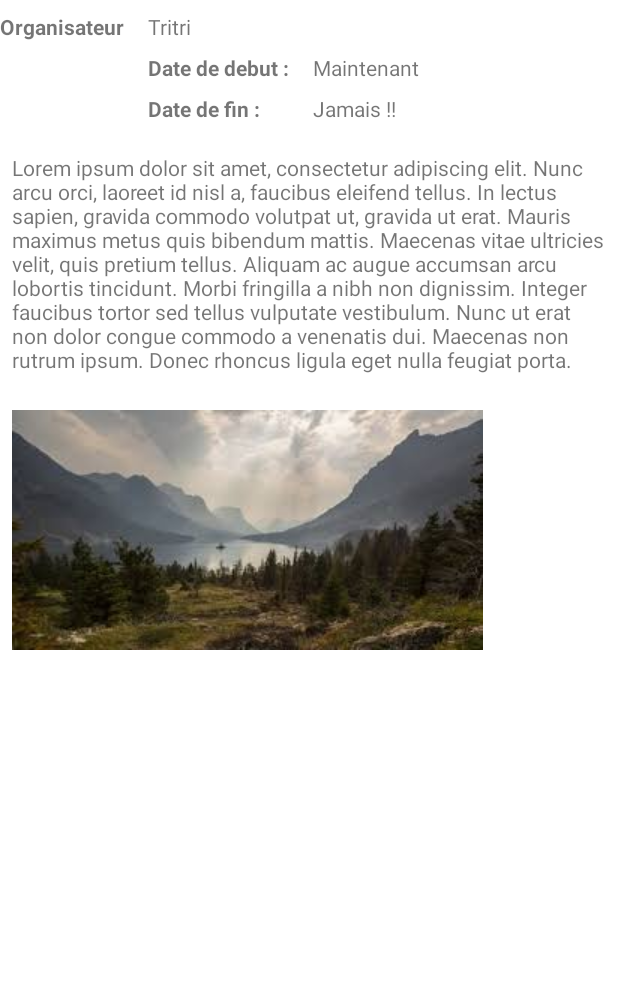
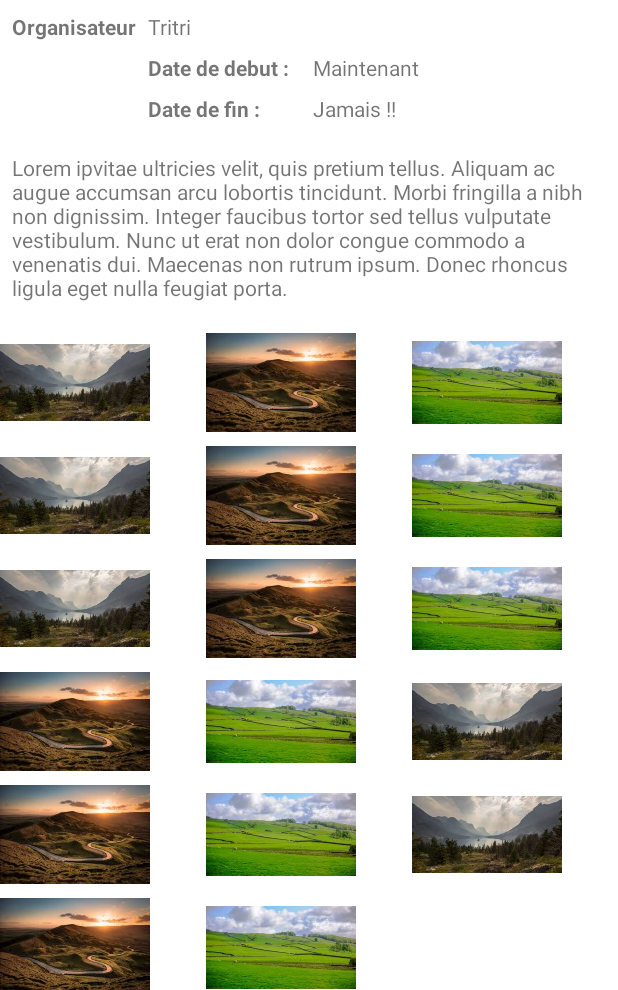
Before and after one commit to barb-n-co/event-moi-ca, an Android app: the DetailEventFragment screen opened directly, with no data from a screen before it, on a phone screen of 412 x 824 dp, the part 246-1236 px from its top. Run offline under Robolectric (Android 15) with nearby library versions, the phone set to English and light mode, and no system bars; our stand-ins replace Firebase (no records; nobody signed in at launch, a user with empty details on screens opened directly), RxJava, Timber; libraries missing offline, so code that uses them is left out: org.kodein.di.

Commit message:
fix(DetailEvent): use RV instead of listview, working like a charm

```diff
--- a/app/src/main/java/com/example/event_app/adapter/CustomAdapter.kt
+++ b/app/src/main/java/com/example/event_app/adapter/CustomAdapter.kt
@@ -1,57 +1,30 @@
 package com.example.event_app.adapter
 
-import android.app.Activity
-import android.content.Context
 import android.view.LayoutInflater
 import android.view.View
 import android.view.ViewGroup
-import android.widget.BaseAdapter
 import android.widget.ImageView
-import android.widget.TextView
-import androidx.fragment.app.Fragment
+import androidx.recyclerview.widget.RecyclerView
 import com.example.event_app.R
-import com.example.event_app.ui.fragment.DetailEventFragment
-import kotlinx.android.synthetic.main.list_pic_event.*
 
-class CustomAdapter (private val context: Context, private val imageIdList: Array<Int>)
-    : BaseAdapter() {
+class CustomAdapter (private val imageIdList: Array<Int>) : RecyclerView.Adapter<CustomAdapter.ViewHolder>() {
 
-    override fun getView(position: Int, convertView: View?, parent: ViewGroup): View? {
-        var convertView = convertView
-        val holder: ViewHolder
+    override fun onBindViewHolder(holder: CustomAdapter.ViewHolder, position: Int) {
+    holder.iv?.setImageResource(imageIdList[position])
+    }
 
-        if (convertView == null) {
-            holder = ViewHolder()
-            val inflater = context.getSystemService(Context.LAYOUT_INFLATER_SERVICE) as LayoutInflater
-            convertView = inflater.inflate(R.layout.list_pic_event, null, true)
+    override fun onCreateViewHolder(parent: ViewGroup, viewType: Int): CustomAdapter.ViewHolder {
+        val inflateView = LayoutInflater.from(parent.context).inflate(R.layout.list_pic_event, parent, false)
+        return ViewHolder(inflateView)
+    }
 
-            //holder.tvname = convertView!!.findViewById(R.id.) as TextView
-            holder.iv = convertView.findViewById(R.id.image_item) as ImageView
-
-            convertView.tag = holder
-        } else {
-            // the getTag returns the viewHolder object set as a tag to the view
-            holder = convertView.tag as ViewHolder
-        }
-
-        //holder.tvname!!.setText(imageIdList[position].getNames())
-        holder.iv!!.setImageResource(imageIdList[position])
-
-        return convertView
-    }
-    override fun getItem(p0: Int): Any {
-        return imageIdList.get(p0)
-    }
-    override fun getItemId(p0: Int): Long {
-        return p0.toLong()
-    }
-    override fun getCount(): Int {
+    override fun getItemCount(): Int {
         return imageIdList.size
     }
-    private inner class ViewHolder {
 
-        var tvname: TextView? = null
-        internal var iv: ImageView? = null
+    class ViewHolder (private var v:View) : RecyclerView.ViewHolder(v){
+        //var tvname: TextView? = null
+        internal var iv: ImageView? = v.findViewById(R.id.image_item)
 
     }
 }
--- a/app/src/main/java/com/example/event_app/ui/fragment/DetailEventFragment.kt
+++ b/app/src/main/java/com/example/event_app/ui/fragment/DetailEventFragment.kt
@@ -4,7 +4,9 @@ import android.os.Bundle
 import android.view.LayoutInflater
 import android.view.View
 import android.view.ViewGroup
-import android.widget.ListView
+import androidx.core.view.ViewCompat
+import androidx.recyclerview.widget.GridLayoutManager
+import androidx.recyclerview.widget.LinearLayoutManager
 import com.example.event_app.R
 import com.example.event_app.adapter.CustomAdapter
 import com.example.event_app.model.Event
@@ -15,10 +17,24 @@ class DetailEventFragment : BaseFragment() {
     var imageIdList = arrayOf<Int>(
         R.drawable.pic1,
         R.drawable.pic2,
+        R.drawable.pic3,
+        R.drawable.pic1,
+        R.drawable.pic2,
+        R.drawable.pic3,
+        R.drawable.pic1,
+        R.drawable.pic2,
+        R.drawable.pic3,
+        R.drawable.pic2,
+        R.drawable.pic3,
+        R.drawable.pic1,
+        R.drawable.pic2,
+        R.drawable.pic3,
+        R.drawable.pic1,
+        R.drawable.pic2,
         R.drawable.pic3
     )
     var loremIpsum =
-        "Lorem ipsum dolor sit amet, consectetur adipiscing elit. Nunc arcu orci, laoreet id nisl a, faucibus eleifend tellus. In lectus sapien, gravida commodo volutpat ut, gravida ut erat. Mauris maximus metus quis bibendum mattis. Maecenas vitae ultricies velit, quis pretium tellus. Aliquam ac augue accumsan arcu lobortis tincidunt. Morbi fringilla a nibh non dignissim. Integer faucibus tortor sed tellus vulputate vestibulum. Nunc ut erat non dolor congue commodo a venenatis dui. Maecenas non rutrum ipsum. Donec rhoncus ligula eget nulla feugiat porta. "
+        "Lorem ipvitae ultricies velit, quis pretium tellus. Aliquam ac augue accumsan arcu lobortis tincidunt. Morbi fringilla a nibh non dignissim. Integer faucibus tortor sed tellus vulputate vestibulum. Nunc ut erat non dolor congue commodo a venenatis dui. Maecenas non rutrum ipsum. Donec rhoncus ligula eget nulla feugiat porta. "
 
     companion object {
         const val TAG = "DETAIL_EVENT_FRAGMENT"
@@ -43,9 +59,12 @@ class DetailEventFragment : BaseFragment() {
         tv_eventDateEnd.text = mockEvent.dateEnd
         tv_eventDescription.text = mockEvent.description
 
-        val adapter = CustomAdapter(context!!, imageIdList)
-        listImage.adapter = adapter
-        listImage.setNestedScrollingEnabled(false);
+        val adapter = CustomAdapter(imageIdList)
+        val mGrid = GridLayoutManager(context,3)
+        rv_listImage.layoutManager = mGrid
+        rv_listImage.adapter = adapter
+        ViewCompat.setNestedScrollingEnabled(rv_listImage, false);
+        adapter.notifyDataSetChanged()
     }
 
 }
--- a/app/src/main/res/layout/fragment_detail_event.xml
+++ b/app/src/main/res/layout/fragment_detail_event.xml
@@ -1,37 +1,50 @@
 <?xml version="1.0" encoding="utf-8"?>
-<androidx.core.widget.NestedScrollView
+<LinearLayout
         xmlns:android="http://schemas.android.com/apk/res/android"
         xmlns:app="http://schemas.android.com/apk/res-auto"
         xmlns:tools="http://schemas.android.com/tools"
-            android:fillViewport="true"
         android:layout_width="match_parent"
-            android:layout_height="match_parent">
+        android:layout_height="match_parent"
+>
+    <androidx.core.widget.NestedScrollView
+            android:orientation="vertical"
+            tools:context=".ui.fragment.DetailEventFragment"
+            android:layout_width="match_parent"
+            android:layout_height="match_parent"
+    >
         <androidx.constraintlayout.widget.ConstraintLayout
+                android:descendantFocusability="blocksDescendants"
                 android:layout_width="match_parent"
-            android:layout_height="wrap_content"
-            tools:context=".ui.fragment.DetailEventFragment">
+                android:orientation="vertical"
+                android:layout_height="match_parent"
+        >
             <TextView
-                android:layout_width="0dp"
+                    android:layout_width="match_parent"
                     android:layout_height="100dp"
-                android:text="Event" app:layout_constraintEnd_toEndOf="parent"
-                app:layout_constraintStart_toStartOf="parent"
-                app:layout_constraintTop_toTopOf="parent" android:textSize="30sp" android:id="@+id/tv_eventName"
-                android:gravity="center" android:layout_marginStart="8dp" android:layout_marginTop="8dp"
-                android:layout_marginEnd="8dp"/>
+                    android:text="Event"
+                    android:textSize="30sp"
+                    android:id="@+id/tv_eventName"
+                    android:gravity="center"
+                    android:layout_marginTop="8dp"
+                    app:layout_constraintTop_toTopOf="parent" app:layout_constraintStart_toStartOf="parent"
+                    app:layout_constraintEnd_toEndOf="parent" android:layout_marginEnd="8dp"
+                    android:layout_marginStart="8dp"/>
             <TextView
                     android:text="Organisateur"
                     android:layout_width="wrap_content"
                     android:layout_height="wrap_content"
-                android:id="@+id/tv_orga" app:layout_constraintStart_toStartOf="parent"
-                app:layout_constraintTop_toBottomOf="@+id/tv_eventName" android:layout_marginTop="8dp"
-                android:textStyle="bold"/>
+                    android:id="@+id/tv_orga"
+                    android:textStyle="bold" app:layout_constraintTop_toBottomOf="@+id/tv_eventName"
+                    app:layout_constraintStart_toStartOf="parent" android:layout_marginStart="8dp"
+                    android:layout_marginTop="8dp"/>
             <TextView
                     android:text="TextView"
                     android:layout_width="wrap_content"
                     android:layout_height="wrap_content"
-                android:id="@+id/tv_eventOrga" app:layout_constraintStart_toEndOf="@+id/tv_orga"
-                app:layout_constraintTop_toBottomOf="@+id/tv_eventName" android:layout_marginStart="16dp"
-                android:layout_marginTop="8dp"/>
+                    android:id="@+id/tv_eventOrga"
+                    android:layout_marginStart="8dp"
+                    app:layout_constraintStart_toEndOf="@+id/tv_orga"
+                    app:layout_constraintTop_toBottomOf="@+id/tv_eventName" android:layout_marginTop="8dp"/>
             <TextView
                     android:text="Date de debut :"
                     android:layout_width="wrap_content"
@@ -63,24 +76,26 @@
                     app:layout_constraintStart_toStartOf="@+id/tv_eventDateStart" android:layout_marginTop="8dp"/>
             <TextView
                     android:text="TextView"
-                android:layout_width="0dp"
+                    android:layout_width="match_parent"
                     android:layout_height="wrap_content"
                     android:id="@+id/tv_eventDescription" app:layout_constraintEnd_toEndOf="parent"
                     app:layout_constraintStart_toStartOf="parent" app:layout_constraintTop_toBottomOf="@+id/tv_dateE"
                     android:layout_marginTop="20dp" android:layout_marginStart="8dp" android:layout_marginEnd="8dp"
                     app:layout_constraintHorizontal_bias="0.0"/>
-        <ListView
-                android:id="@+id/listImage"
-                android:scrollbars="none"
-                android:layout_width="0dp"
+            <androidx.recyclerview.widget.RecyclerView
+                    tools:listitem="@layout/list_pic_event"
+                    android:id="@+id/rv_listImage"
+                    android:layout_width="match_parent"
                     android:layout_height="wrap_content"
                     android:divider="#000"
                     android:dividerHeight="1dp"
-                android:footerDividersEnabled="false"
-                android:headerDividersEnabled="false"
-                app:layout_constraintStart_toStartOf="parent" android:layout_marginStart="8dp"
-                android:layout_marginEnd="8dp" app:layout_constraintEnd_toEndOf="parent"
-                app:layout_constraintBottom_toBottomOf="parent" android:layout_marginBottom="8dp"
-                app:layout_constraintTop_toBottomOf="@+id/tv_eventDescription" android:layout_marginTop="24dp"/>
+                    app:layout_constraintStart_toStartOf="parent"
+                    app:layout_constraintEnd_toEndOf="parent"
+                    app:layout_constraintTop_toBottomOf="@+id/tv_eventDescription"
+                    android:layout_marginTop="16dp"
+                    app:layout_constraintBottom_toBottomOf="parent"
+                    android:layout_marginBottom="80dp"/>
         </androidx.constraintlayout.widget.ConstraintLayout>
-</androidx.core.widget.NestedScrollView>
+    </androidx.core.widget.NestedScrollView
+    >
+</LinearLayout>
--- a/app/src/main/res/layout/list_pic_event.xml
+++ b/app/src/main/res/layout/list_pic_event.xml
@@ -4,7 +4,7 @@
               android:layout_width="match_parent"
               android:layout_height="wrap_content">
     <ImageView
-            android:layout_width="wrap_content"
-            android:layout_height="wrap_content"
+            android:layout_width="100dp"
+            android:layout_height="75dp"
             android:id="@+id/image_item"/>
 </LinearLayout>
```
Lines whose indentation alone changed are shown as unchanged.
